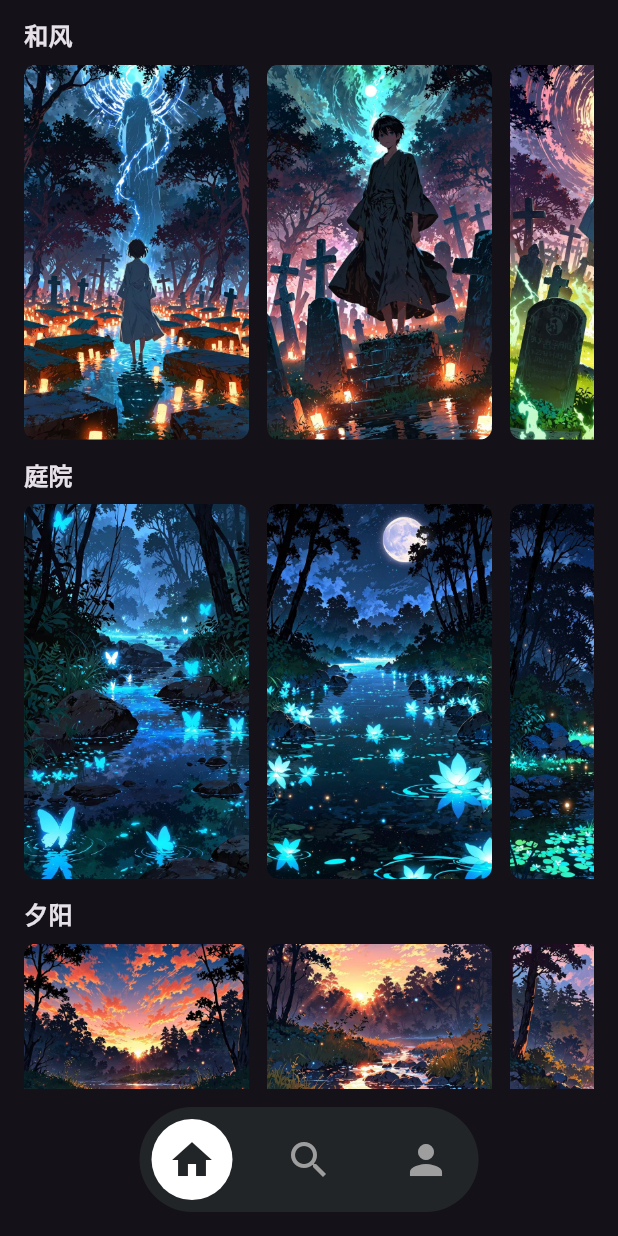
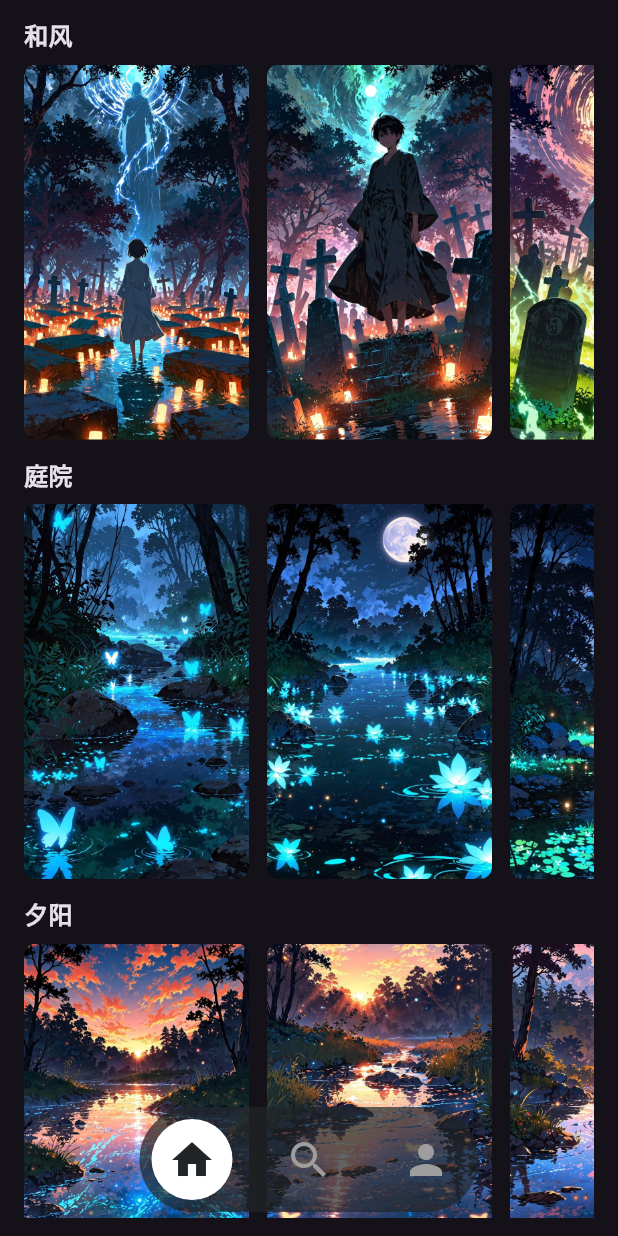
Before and after one commit to hoicking/wallpaper, a Flutter app: the screen it shows after launch, on a phone screen of 412 x 824 dp. Run offline on Flutter 3.47's test engine with Material 3 defaults, Android fonts, the light colour scheme and no system bars; our stand-ins replace easy_localization.

Commit message:
feat: click animation

```diff
--- /dev/null
+++ b/devtools_options.yaml
@@ -0,0 +1,3 @@
+description: This file stores settings for Dart & Flutter DevTools.
+documentation: https://docs.flutter.dev/tools/devtools/extensions#configure-extension-enablement-states
+extensions:
--- a/lib/features/cover_group.dart
+++ b/lib/features/cover_group.dart
@@ -1,7 +1,7 @@
 import 'package:flutter/material.dart';
 import 'package:wallpaper/consts/layout.dart';
 
-class CoverGroup extends StatelessWidget  {
+class CoverGroup extends StatefulWidget  {
   final String title;
   final List<String> imageUrls;
 
@@ -12,34 +12,82 @@ class CoverGroup extends StatelessWidget  {
   });
 
   @override
+  State<CoverGroup> createState() => _CoverGroupState();
+}
+
+class _CoverGroupState extends State<CoverGroup> {
+   int selectedIndex = -1;
+
+   @override
+  void initState() {
+    super.initState();
+  }
+
+  // 切换图片选中状态的方法
+  void _toggleSelection(int index) {
+    setState(() {
+      selectedIndex = index;
+    });
+
+    Future.delayed(Duration(milliseconds: 300), () {
+      setState(() {
+        selectedIndex = -1;
+      });
+    });
+
+  }
+
+   @override
     Widget build(BuildContext context) {
       return Column(
         crossAxisAlignment: CrossAxisAlignment.start, // 靠左对齐
         children: [
-        Text( title, style: TextStyle(fontWeight: FontWeight.bold, fontSize: 16)),
+          Text( widget.title, style: TextStyle(fontWeight: FontWeight.bold, fontSize: 16)),
           SizedBox(height: Layout.space_2,),
           SingleChildScrollView(
             scrollDirection: Axis.horizontal,
             child: Row(
-            children: imageUrls.map((imageUrl) => Padding(
+              children: widget.imageUrls.asMap().entries.map((entry){
+                final index = entry.key;
+                final imageUrl = entry.value;
+                return Padding(
                     padding: const EdgeInsets.only(right: Layout.space_3),
-              child: ClipRRect(
+                    child: GestureDetector(
+                      onTap: () => _toggleSelection(index),
+                      child: Stack(
+                        children: [
+                          ClipRRect(
                             borderRadius: BorderRadius.circular(8.0),
                             child: Image.asset(
                               imageUrl,
                               width: 150, // 设置图片宽度
                               height: 250, // 设置图片高度
-                  fit: BoxFit.cover, // 填充方式
+                              fit: BoxFit.cover,
                             ),
                           ),
-            )).toList(),
+                          AnimatedOpacity(
+                            opacity: selectedIndex == index ? 0.5 : 0.0,
+
+                            duration: Duration(milliseconds: 300),
+                            curve: Curves.easeInOut,
+                            child: Container(
+                              width: 150,
+                              height: 250,
+                              decoration:
+                                BoxDecoration(
+                                  color: Colors.black,
+                                  borderRadius: BorderRadius.circular(8.0),
+                                ),
+                            ),
+                          ),
+                        ],
                       ),
                     )
-        // Wrap(
-        //   spacing: 8.0,
-        //   runSpacing: 8.0,
-        //   children: imageUrls.map((imageUrl) => Image.asset(imageUrl)).toList(),
-        // ),
+                  );
+                }
+              ).toList(),
+            ),
+          )
         ],
       );
     }
--- a/lib/features/custom_bottom_widget.dart
+++ b/lib/features/custom_bottom_widget.dart
@@ -42,7 +42,9 @@ class CustomBottomNavigationBar extends StatelessWidget {
               bottom: verticalPadding
             ),
             decoration: BoxDecoration(
-              color: baseColor,
+              color: baseColor.withValues(
+                alpha: 0.7
+              ),
               borderRadius: BorderRadius.circular(borderRadius),
             ),
             child: Row(
--- a/lib/pages/base.dart
+++ b/lib/pages/base.dart
@@ -35,14 +35,20 @@ class _MainScreenState extends State<MainScreen> {
   Widget build(BuildContext context) {
 
     final pages = _buildPages(context);
-
     return Scaffold(
     key: _scaffoldKey,
-      body: pages[_currentIndex],
-
-      bottomNavigationBar: CustomBottomNavigationBar(
+    body: Stack(
+      children: [
+        pages[_currentIndex],
+        Positioned(
+          left: 0,
+          right: 0,
+          bottom: 0,
+          child: IgnorePointer(
+            ignoring: false, // 允许点击
+            child: CustomBottomNavigationBar(
               currentIndex: _currentIndex,
-         onTap: (value){
+              onTap: (value) {
                 setState(() => _currentIndex = value);
               },
               icons: const [
@@ -51,6 +57,28 @@ class _MainScreenState extends State<MainScreen> {
                 Icons.person,
               ],
             ),
+          ),
+        ),
+      ],
+    ),
+    // 不要再用 bottomNavigationBar
   );
+
+    // return Scaffold(
+    //   key: _scaffoldKey,
+    //   body: pages[_currentIndex],
+
+    //   bottomNavigationBar: CustomBottomNavigationBar(
+    //      currentIndex: _currentIndex,
+    //      onTap: (value){
+    //        setState(() => _currentIndex = value);
+    //      },
+    //      icons: const [
+    //       Icons.home,
+    //       Icons.search,
+    //       Icons.person,
+    //     ],
+    //   ),
+    // );
   }
 }
--- a/lib/pages/home.dart
+++ b/lib/pages/home.dart
@@ -44,6 +44,15 @@ class _HomeState extends State<Home> {
                 'assets/images/covers/group3/5.jpg',
                 'assets/images/covers/group3/6.jpg',
               ]),
+              SizedBox(height: Layout.space_3),
+              CoverGroup(title: '街道', imageUrls: [
+                'assets/images/covers/group4/1.jpg',
+                'assets/images/covers/group4/2.jpg',
+                'assets/images/covers/group4/3.jpg',
+                'assets/images/covers/group4/4.jpg',
+                'assets/images/covers/group4/5.jpg',
+                'assets/images/covers/group4/6.jpg',
+              ]),
             ],
           ),
         ),
--- a/pubspec.yaml
+++ b/pubspec.yaml
@@ -63,6 +63,7 @@ flutter:
     - assets/images/covers/group1/
     - assets/images/covers/group2/
     - assets/images/covers/group3/
+    - assets/images/covers/group4/
     - assets/translations/
 
   # An image asset can refer to one or more resolution-specific "variants", see
```
Also changed, not shown: assets/images/covers/group4/1.jpg (added), assets/images/covers/group4/2.jpg (added), assets/images/covers/group4/3.jpg (added), assets/images/covers/group4/4.jpg (added), assets/images/covers/group4/5.jpg (added), assets/images/covers/group4/6.jpg (added). Lines whose indentation alone changed are shown as unchanged.
